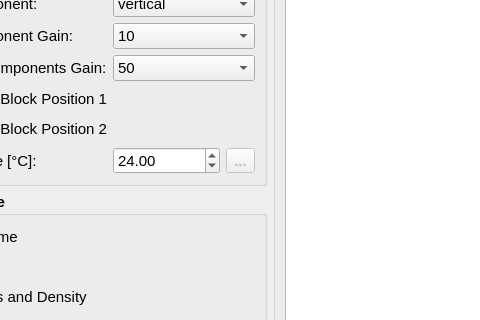
Before: the Qt Designer form helmholtz/gui/ui/measurementwidget.ui in lnls-ima/helmholtz-coil-control, drawn with Qt 5; both pictures show x 104 to 584 and y 180 to 500 of the 1128 by 789 pixel window.
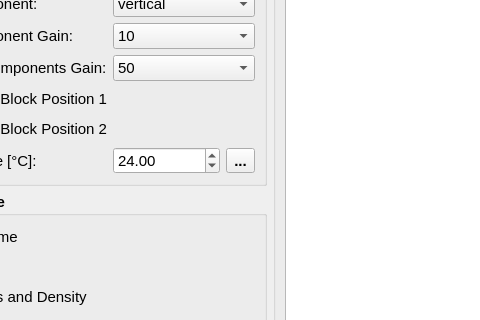
After: the same form once the commit is applied. Icons and pictures are not drawn. Custom widgets are drawn as their Qt base class.

Commit message: Adding temperature measurements on measurement widget

What changed in the file:
```diff
--- a/helmholtz/gui/ui/measurementwidget.ui
+++ b/helmholtz/gui/ui/measurementwidget.ui
@@ -147,7 +147,7 @@
       <item row="6" column="3">
        <widget class="QToolButton" name="tbt_read_temperature">
         <property name="enabled">
-         <bool>false</bool>
+         <bool>true</bool>
         </property>
         <property name="toolTip">
          <string>Measure block temperature</string>
```
Left out of the diff: 3 changed lines with no effect on the pictures. The commit also changes 4 other files.
